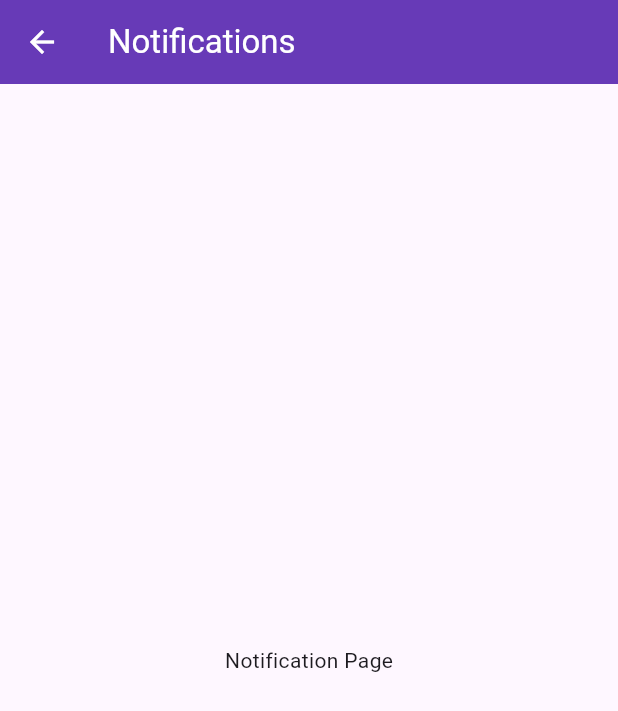
After one commit to UnknownVisuals/Learn_Flutter, a Flutter app: the Navigation screen opened directly, after a tap on the "notifications" icon, on a phone screen of 412 x 824 dp. The commit adds this screen. Shown: the top 711 px of the screen. Run offline on Flutter 3.47's test engine with Material 3 defaults, Android fonts, the phone set to English and light mode, and no system bars.

Commit message:
added navigation bar and appbar

```diff
--- /dev/null
+++ b/lib/home_page.dart
@@ -0,0 +1,19 @@
+import 'package:flutter/material.dart';
+
+class HomePage extends StatefulWidget {
+  const HomePage({super.key});
+
+  @override
+  State<HomePage> createState() => _HomePageState();
+}
+
+class _HomePageState extends State<HomePage> {
+  @override
+  Widget build(BuildContext context) {
+    return const Scaffold(
+      body: Center(
+        child: Text('Home Page'),
+      ),
+    );
+  }
+}
--- a/lib/login_page.dart
+++ b/lib/login_page.dart
@@ -1,5 +1,5 @@
 import 'package:flutter/material.dart';
-import 'package:learn_flutter/profile_card.dart';
+import 'package:learn_flutter/navigation.dart';
 
 class LoginPage extends StatefulWidget {
   const LoginPage({super.key});
@@ -20,7 +20,7 @@ class _LoginPageState extends State<LoginPage> {
       Navigator.push(
         context,
         MaterialPageRoute(
-          builder: (context) => const ProfileCard(),
+          builder: (context) => const Navigation(),
         ),
       );
     } else {
--- /dev/null
+++ b/lib/navigation.dart
@@ -0,0 +1,70 @@
+import 'package:flutter/material.dart';
+import 'package:learn_flutter/home_page.dart';
+import 'package:learn_flutter/notification_page.dart';
+import 'package:learn_flutter/profile_card.dart';
+import 'package:learn_flutter/search_page.dart';
+
+class Navigation extends StatefulWidget {
+  const Navigation({super.key});
+
+  @override
+  State<Navigation> createState() => _NavigationState();
+}
+
+class _NavigationState extends State<Navigation> {
+  int _currentIndex = 0;
+
+  final List<Widget> _pages = const [
+    HomePage(),
+    SearchPage(),
+    ProfileCard(),
+  ];
+
+  final List<String> _titles = const [
+    'Home Page',
+    'Search Page',
+    'Profile Card',
+  ];
+
+  @override
+  Widget build(BuildContext context) {
+    return Scaffold(
+      appBar: AppBar(
+        title: Text(_titles[_currentIndex]),
+        centerTitle: true,
+        actions: [
+          IconButton(
+            icon: const Icon(Icons.notifications),
+            onPressed: () {
+              Navigator.push(
+                context,
+                MaterialPageRoute(
+                  builder: (context) => const NotificationPage(),
+                ),
+              );
+            },
+          ),
+        ],
+        backgroundColor: Colors.deepPurple,
+        foregroundColor: Colors.white,
+      ),
+      bottomNavigationBar: NavigationBar(
+        destinations: const [
+          NavigationDestination(icon: Icon(Icons.home), label: 'Home'),
+          NavigationDestination(icon: Icon(Icons.search), label: 'Search'),
+          NavigationDestination(icon: Icon(Icons.person), label: 'Profile'),
+        ],
+        selectedIndex: _currentIndex,
+        onDestinationSelected: (index) {
+          setState(() {
+            _currentIndex = index;
+          });
+        },
+      ),
+      body: IndexedStack(
+        index: _currentIndex,
+        children: _pages,
+      ),
+    );
+  }
+}
--- /dev/null
+++ b/lib/notification_page.dart
@@ -0,0 +1,24 @@
+import 'package:flutter/material.dart';
+
+class NotificationPage extends StatefulWidget {
+  const NotificationPage({super.key});
+
+  @override
+  State<NotificationPage> createState() => _NotificationPageState();
+}
+
+class _NotificationPageState extends State<NotificationPage> {
+  @override
+  Widget build(BuildContext context) {
+    return Scaffold(
+      appBar: AppBar(
+        title: const Text('Notifications'),
+        backgroundColor: Colors.deepPurple,
+        foregroundColor: Colors.white,
+      ),
+      body: const Center(
+        child: Text('Notification Page'),
+      ),
+    );
+  }
+}
--- a/lib/profile_card.dart
+++ b/lib/profile_card.dart
@@ -11,11 +11,8 @@ class _ProfileCardState extends State<ProfileCard> {
   @override
   Widget build(BuildContext context) {
     return Scaffold(
-      appBar: AppBar(
-        title: const Text('Profile Card'),
-        backgroundColor: Colors.deepPurple,
-      ),
-      body: Center(
+      body: [
+        Center(
           child: Container(
             padding: const EdgeInsets.all(16),
             margin: const EdgeInsets.all(16),
@@ -75,7 +72,8 @@ class _ProfileCardState extends State<ProfileCard> {
               ],
             ),
           ),
-      ),
+        )
+      ][0],
     );
   }
 }
--- /dev/null
+++ b/lib/search_page.dart
@@ -0,0 +1,19 @@
+import 'package:flutter/material.dart';
+
+class SearchPage extends StatefulWidget {
+  const SearchPage({super.key});
+
+  @override
+  State<SearchPage> createState() => _SearchPageState();
+}
+
+class _SearchPageState extends State<SearchPage> {
+  @override
+  Widget build(BuildContext context) {
+    return const Scaffold(
+      body: Center(
+        child: Text('Search Page'),
+      ),
+    );
+  }
+}
```
Lines whose indentation alone changed are shown as unchanged.
